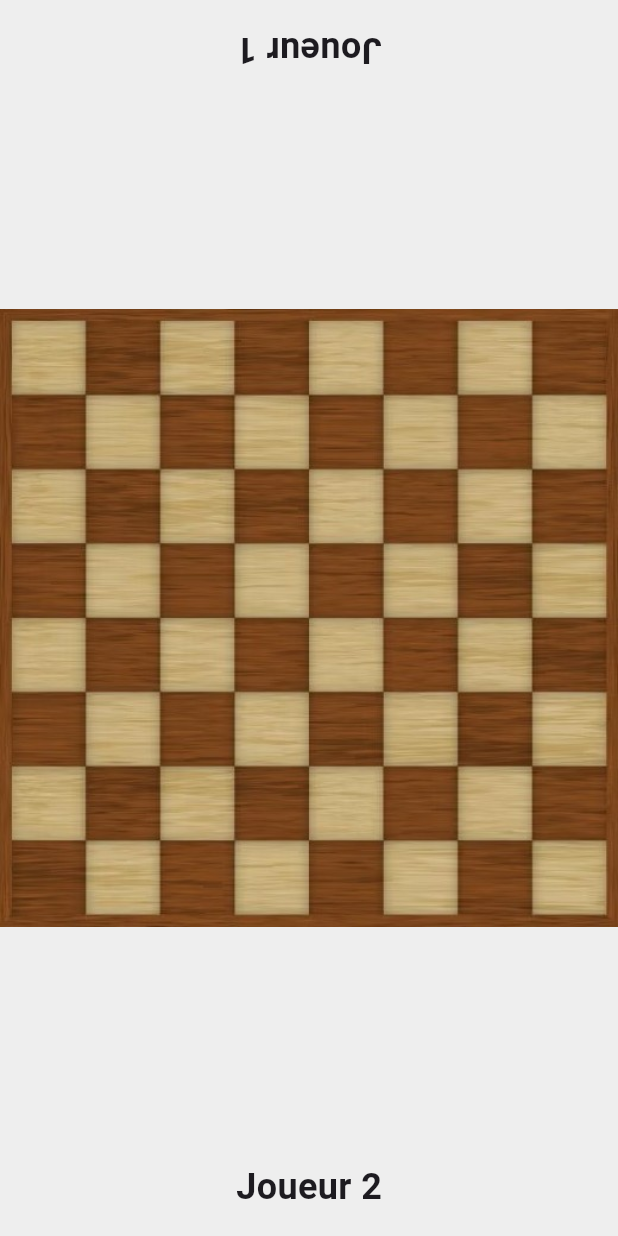
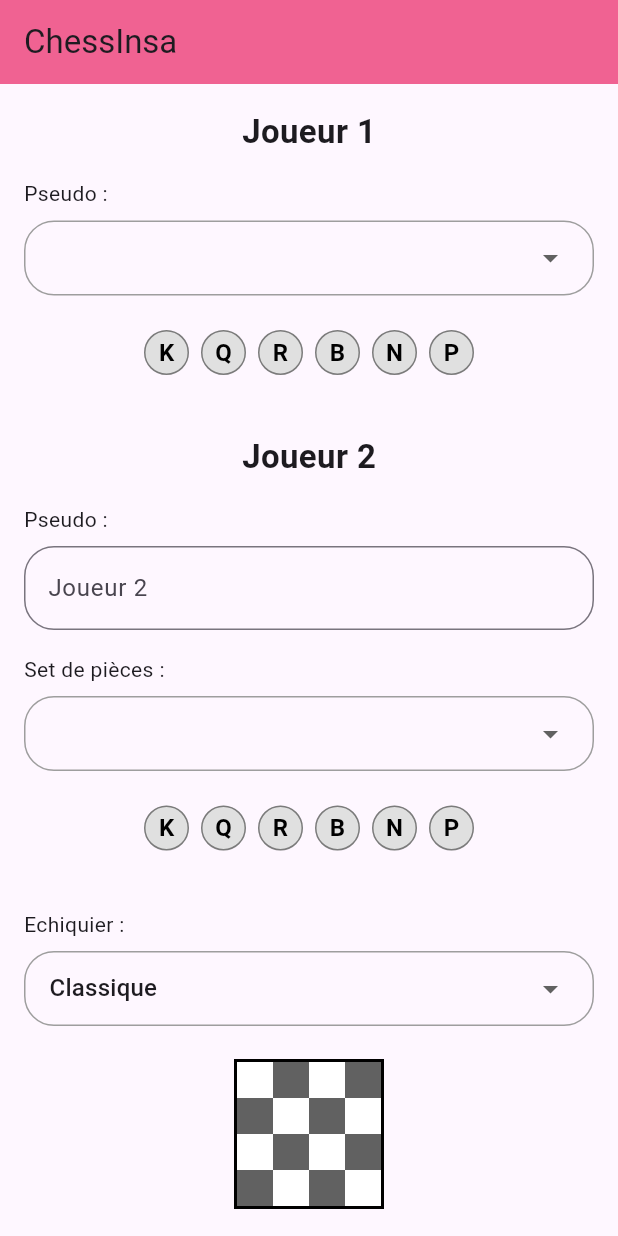
Before and after one commit to tiziolala/ChessInsa, a Flutter app: the screen it shows after launch, on a phone screen of 412 x 824 dp. Run offline on Flutter 3.47's test engine with Material 3 defaults, Android fonts, the phone set to English and light mode, and no system bars.

Commit message:
Page d'acceuil V1

```diff
--- a/lib/main.dart
+++ b/lib/main.dart
@@ -1,59 +1,27 @@
 import 'package:flutter/material.dart';
+import 'views/screens/home_screen.dart';
 
 void main() {
-  runApp(const MyApp());
+  runApp(const ChessInsa());
 }
 
-class MyApp extends StatelessWidget {
-  const MyApp({super.key});
+class ChessInsa extends StatelessWidget {
+  const ChessInsa({Key? key}) : super(key: key);
 
   @override
   Widget build(BuildContext context) {
     return MaterialApp(
-      title: 'Chess',
-      debugShowCheckedModeBanner: false,
-      home: const ChessScreen(),
+      title: 'ChessInsa',
+      theme: ThemeData(
+        primarySwatch: Colors.blue,
+        visualDensity: VisualDensity.adaptivePlatformDensity,
+      ),
+      // Définir HomeScreen comme écran de démarrage
+      home: const HomeScreen(),
+      // autres routes ()
+      routes: {
+      },
+      debugShowCheckedModeBanner: false, // Retire la bannière "Debug"
     );
   }
 }
-
-class ChessScreen extends StatelessWidget {
-  const ChessScreen({super.key});
-
-  @override
-  Widget build(BuildContext context) {
-    return Scaffold(
-      backgroundColor: Colors.grey[200],
-      body: Column(
-        mainAxisAlignment: MainAxisAlignment.center,
-        children: [
-          _buildPlayerName("Joueur 1", true),
-          Expanded(
-            child: Center(
-              child: Image.asset(
-                'assets/echiquier_crop.jpg',
-                width: MediaQuery.of(context).size.width,
-                fit: BoxFit.cover,
-              ),
-            ),
-          ),
-          _buildPlayerName("Joueur 2", false),
-        ],
-      ),
-    );
-  }
-
-  Widget _buildPlayerName(String name, bool flip) {
-    return Padding(
-      padding: const EdgeInsets.all(16.0),
-      child: Transform(
-        alignment: Alignment.center,
-        transform: flip ? Matrix4.rotationX(3.1416) * Matrix4.rotationY(3.1416) : Matrix4.identity(),
-        child: Text(
-          name,
-          style: const TextStyle(fontSize: 24, fontWeight: FontWeight.bold),
-        ),
-      ),
-    );
-  }
-}
--- /dev/null
+++ b/lib/views/screens/game_screen.dart
@@ -0,0 +1,59 @@
+import 'package:flutter/material.dart';
+
+void main() {
+  runApp(const MyApp());
+}
+
+class MyApp extends StatelessWidget {
+  const MyApp({super.key});
+
+  @override
+  Widget build(BuildContext context) {
+    return MaterialApp(
+      title: 'Chess',
+      debugShowCheckedModeBanner: false,
+      home: const ChessScreen(),
+    );
+  }
+}
+
+class ChessScreen extends StatelessWidget {
+  const ChessScreen({super.key});
+
+  @override
+  Widget build(BuildContext context) {
+    return Scaffold(
+      backgroundColor: Colors.grey[200],
+      body: Column(
+        mainAxisAlignment: MainAxisAlignment.center,
+        children: [
+          _buildPlayerName("Joueur 1", true),
+          Expanded(
+            child: Center(
+              child: Image.asset(
+                'assets/echiquier_crop.jpg',
+                width: MediaQuery.of(context).size.width,
+                fit: BoxFit.cover,
+              ),
+            ),
+          ),
+          _buildPlayerName("Joueur 2", false),
+        ],
+      ),
+    );
+  }
+
+  Widget _buildPlayerName(String name, bool flip) {
+    return Padding(
+      padding: const EdgeInsets.all(16.0),
+      child: Transform(
+        alignment: Alignment.center,
+        transform: flip ? Matrix4.rotationX(3.1416) * Matrix4.rotationY(3.1416) : Matrix4.identity(),
+        child: Text(
+          name,
+          style: const TextStyle(fontSize: 24, fontWeight: FontWeight.bold),
+        ),
+      ),
+    );
+  }
+}
--- /dev/null
+++ b/lib/views/screens/home_screen.dart
@@ -0,0 +1,426 @@
+// ignore_for_file: no_leading_underscores_for_local_identifiers
+
+import 'package:flutter/material.dart';
+import 'game_screen.dart';
+
+class HomeScreen extends StatefulWidget {
+  const HomeScreen({Key? key}) : super(key: key);
+
+  @override
+  _HomeScreenState createState() => _HomeScreenState();
+}
+
+class _HomeScreenState extends State<HomeScreen> {
+  // Controllers pour les champs de texte
+  final TextEditingController _player1Controller = TextEditingController();
+  final TextEditingController _player2Controller = TextEditingController();
+  final TextEditingController _timerController = TextEditingController(text: '10');
+
+  //Options pour les sets de pièces et style d'échiquier
+  final List<String> _pieceSets = ['Classic', 'Wooden'];
+  final List<String> _boardStyles = ['Classique', 'Wooden'];
+
+  //Valeurs sélectionnées
+  String _player1PieceSet = 'Classique';
+  String _player2PieceSet = 'Classique';
+  String _boardStyle = 'Classique';
+
+  // État pour la checkbox du timer
+  bool _useTimer = false;
+
+    // Images de prévisualisation pour les styles
+  final Map<String, String> _boardPreviewImages = {
+    'Classique': 'assets/boards/classicBoard.png',
+    'Bois': 'assets/boards/woodenBoard.png',
+  };
+
+    final Map<String, String> _piecePreviewImages = {
+    'Classic': 'assets/pieces/classicKnight.png',
+    'Wooden': 'assets/pieces/woodenKnight.png',
+  };
+
+  @override
+  void dispose() {
+    // Nettoyer les controllers quand la page est détruite
+    _player1Controller.dispose();
+    _player2Controller.dispose();
+    _timerController.dispose();
+    super.dispose();
+  }
+
+  @override
+  Widget build(BuildContext context) {
+    return Scaffold(
+      appBar: AppBar(
+        title: const Text('ChessInsa'),
+        backgroundColor: Colors.pink[300],
+      ),
+      body: Padding(
+        padding: const EdgeInsets.all(16.0),
+        child: SingleChildScrollView(
+          child: Column(
+            crossAxisAlignment: CrossAxisAlignment.stretch,
+            children: [
+              // Joueur 1
+              const Center(
+                child: Text(
+                  'Joueur 1',
+                  style: TextStyle(
+                    fontSize: 22,
+                    fontWeight: FontWeight.bold,
+                  ),
+                ),
+              ),
+              const SizedBox(height: 16),
+              const Text('Pseudo :'),
+              const SizedBox(height: 8),
+              Container(
+                decoration: BoxDecoration(
+                  border: Border.all(color: Colors.grey),
+                  borderRadius: BorderRadius.circular(20),
+                ),
+                padding: const EdgeInsets.symmetric(horizontal: 16),
+                child: DropdownButtonHideUnderline(
+                  child: DropdownButton<String>(
+                    isExpanded: true,
+                    value: _player1PieceSet,
+                    items: _pieceSets.map((String set) {
+                      return DropdownMenuItem<String>(
+                        value: set,
+                        child: Text(set),
+                      );
+                    }).toList(),
+                    onChanged: (String? value) {
+                      setState(() {
+                        _player1PieceSet = value ?? 'Classic';
+                      });
+                    },
+                  ),
+                ),
+              ),
+
+              // Prévisualisation des pièces du joueur 1
+              const SizedBox(height: 8),
+              Container(
+                height: 60,
+                child: Center(
+                  child: _buildPiecePreview(_player1PieceSet),
+                ),
+              ),
+
+              const SizedBox(height: 24),
+
+              // Joueur 2
+              const Center(
+                child: Text(
+                  'Joueur 2',
+                  style: TextStyle(
+                    fontSize: 22,
+                    fontWeight: FontWeight.bold,
+                  ),
+                ),
+              ),
+              const SizedBox(height: 16),
+              const Text('Pseudo :'),
+              const SizedBox(height: 8),
+              TextField(
+                controller: _player2Controller,
+                decoration: InputDecoration(
+                  border: OutlineInputBorder(
+                    borderRadius: BorderRadius.circular(20),
+                  ),
+                  hintText: 'Joueur 2',
+                ),
+              ),
+              const SizedBox(height: 16),
+              const Text('Set de pièces :'),
+              const SizedBox(height: 8),
+              Container(
+                decoration: BoxDecoration(
+                  border: Border.all(color: Colors.grey),
+                  borderRadius: BorderRadius.circular(20),
+                ),
+                padding: const EdgeInsets.symmetric(horizontal: 16),
+                child: DropdownButtonHideUnderline(
+                  child: DropdownButton<String>(
+                    isExpanded: true,
+                    value: _player2PieceSet,
+                    items: _pieceSets.map((String set) {
+                      return DropdownMenuItem<String>(
+                        value: set,
+                        child: Text(set),
+                      );
+                    }).toList(),
+                    onChanged: (String? value) {
+                      setState(() {
+                        _player2PieceSet = value ?? 'Classic';
+                      });
+                    },
+                  ),
+                ),
+              ),
+
+              // Prévisualisation des pièces du joueur 2
+              const SizedBox(height: 8),
+              Container(
+                height: 60,
+                child: Center(
+                  child: _buildPiecePreview(_player2PieceSet),
+                ),
+              ),
+
+              const SizedBox(height: 24),
+
+              // Echiquier
+              const Text('Echiquier :'),
+              const SizedBox(height: 8),
+              Container(
+                decoration: BoxDecoration(
+                  border: Border.all(color: Colors.grey),
+                  borderRadius: BorderRadius.circular(20),
+                ),
+                padding: const EdgeInsets.symmetric(horizontal: 16),
+                child: DropdownButtonHideUnderline(
+                  child: DropdownButton<String>(
+                    isExpanded: true,
+                    value: _boardStyle,
+                    items: _boardStyles.map((String style) {
+                      return DropdownMenuItem<String>(
+                        value: style,
+                        child: Text(style),
+                      );
+                    }).toList(),
+                    onChanged: (String? value) {
+                      setState(() {
+                        _boardStyle = value ?? 'Classique';
+                      });
+                    },
+                  ),
+                ),
+              ),
+
+              // Prévisualisation de l'échiquier
+              const SizedBox(height: 12),
+              Container(
+                height: 120,
+                child: Center(
+                  child: _buildBoardPreview(_boardStyle),
+                ),
+              ),
+
+              const SizedBox(height: 16),
+
+              // Option pour le timer
+              Row(
+                children: [
+                  Checkbox(
+                    value: _useTimer,
+                    onChanged: (value) {
+                      setState(() {
+                        _useTimer = value ?? false;
+                      });
+                    },
+                  ),
+                  const Text('Jouer avec un Timer'),
+                ],
+              ),
+
+              //Configurer le timer lorsque l'option est sélectionner
+              if(_useTimer)
+                Column(
+                  crossAxisAlignment: CrossAxisAlignment.start,
+                  children: [
+                    const SizedBox(height: 8),
+                    const Text('Temps par joueur (minutes) :'),
+                    const SizedBox(height: 8),
+                    TextField(
+                      controller: _timerController,
+                      keyboardType: TextInputType.number,
+                      decoration: InputDecoration(
+                        border: OutlineInputBorder(
+                          borderRadius: BorderRadius.circular(20)
+                        ),
+                        hintText: '10',
+                      ),
+                    ),
+                  ],
+                ),
+
+
+              const SizedBox(height: 24),
+
+              // Bouton pour démarrer la partie
+              ElevatedButton(
+                onPressed: () {
+                  // Récupérer les valeurs et naviguer vers l'écran de jeu
+                  final _p1Name = _player1Controller.text.isEmpty ? 'Joueur 1' : _player1Controller.text;
+                  final _p2Name = _player2Controller.text.isEmpty ? 'Joueur 2' : _player2Controller.text;
+                  int timerDuration = 42; //valeur par défaut
+
+                  //conversion de la durée du timer
+                  if (_useTimer) {
+                    try {
+                      timerDuration = int.parse(_timerController.text);
+                    } catch (e) {
+                      //si la conversion ne fonctionne pas on utilisera la valeur par défaut
+                    }
+                  }
+
+                  /*Navigator.push(
+                    context,
+                    MaterialPageRoute(
+                      builder: (context) => Game_screen(
+                        p1Name: _p1Name,
+                        p2Name: _p2Name,
+                        p1Skin: player1Skin,
+                        p2Skin: player2Skin,
+                        boardStyle: boardStyle,
+                        useTimer: _useTimer,
+                      ),
+                    ),
+                  );*/
+                  print('Démarrer partie avec: $_p1Name, $_p2Name, Timer: $_useTimer');
+                },
+                style: ElevatedButton.styleFrom(
+                  padding: const EdgeInsets.symmetric(vertical: 16),
+                  shape: RoundedRectangleBorder(
+                    borderRadius: BorderRadius.circular(20),
+                  ),
+                ),
+                child: const Text('Jouer', style: TextStyle(fontSize: 18)),
+              ),
+            ],
+          ),
+        ),
+      ),
+    );
+  }
+
+// Méthode pour construire la prévisualisation des pièces
+  Widget _buildPiecePreview(String pieceSet) {
+    // Dans une application réelle, utilisez vos propres assets
+    // Pour l'exemple, nous utilisons un placeholder avec texte
+    return Row(
+      mainAxisAlignment: MainAxisAlignment.center,
+      children: [
+        _buildPieceIcon(pieceSet, 'K', Colors.black),
+        _buildPieceIcon(pieceSet, 'Q', Colors.black),
+        _buildPieceIcon(pieceSet, 'R', Colors.black),
+        _buildPieceIcon(pieceSet, 'B', Colors.black),
+        _buildPieceIcon(pieceSet, 'N', Colors.black),
+        _buildPieceIcon(pieceSet, 'P', Colors.black),
+      ],
+    );
+
+    // Avec de vrais assets, utilisez plutôt ceci:
+    // return Image.asset(_piecePreviewImages[pieceSet] ?? 'assets/pieces/classic.png', height: 60);
+  }
+
+  // Helper pour construire une icône de pièce (version placeholder)
+  Widget _buildPieceIcon(String style, String symbol, Color color) {
+    Color bgColor;
+    switch (style) {
+      case 'Classic':
+        bgColor = Colors.grey[300]!;
+        break;
+      case 'Wooden':
+        bgColor = Colors.brown[300]!;
+        break;
+      case 'Modern':
+        bgColor = Colors.blue[300]!;
+        break;
+      case 'Pixel':
+        bgColor = Colors.purple[300]!;
+        break;
+      case 'Metallic':
+        bgColor = Colors.grey[400]!;
+        break;
+      default:
+        bgColor = Colors.grey[300]!;
+    }
+
+    return Container(
+      margin: const EdgeInsets.symmetric(horizontal: 4),
+      width: 30,
+      height: 30,
+      decoration: BoxDecoration(
+        color: bgColor,
+        shape: BoxShape.circle,
+        border: Border.all(color: Colors.black45),
+      ),
+      child: Center(
+        child: Text(
+          symbol,
+          style: TextStyle(
+            color: color,
+            fontWeight: FontWeight.bold,
+            fontSize: 16,
+          ),
+        ),
+      ),
+    );
+  }
+
+  // Méthode pour construire la prévisualisation de l'échiquier
+  Widget _buildBoardPreview(String boardStyle) {
+    // Dans une application réelle, utilisez vos propres assets
+    // Pour l'exemple, nous créons un mini-échiquier
+
+    // Déterminer les couleurs en fonction du style
+    Color lightSquare;
+    Color darkSquare;
+
+    switch (boardStyle) {
+      case 'Classique':
+        lightSquare = Colors.white;
+        darkSquare = Colors.grey[700]!;
+        break;
+      case 'Bois':
+        lightSquare = Colors.brown[200]!;
+        darkSquare = Colors.brown[800]!;
+        break;
+      case 'Marbre':
+        lightSquare = Colors.grey[100]!;
+        darkSquare = Colors.grey[500]!;
+        break;
+      case 'Bleu':
+        lightSquare = Colors.blue[100]!;
+        darkSquare = Colors.blue[800]!;
+        break;
+      case 'Vert':
+        lightSquare = Colors.green[100]!;
+        darkSquare = Colors.green[800]!;
+        break;
+      default:
+        lightSquare = Colors.white;
+        darkSquare = Colors.grey[700]!;
+    }
+
+    return Container(
+      width: 100,
+      height: 100,
+      decoration: BoxDecoration(
+        border: Border.all(color: Colors.black, width: 2),
+      ),
+      child: GridView.builder(
+        physics: NeverScrollableScrollPhysics(),
+        gridDelegate: SliverGridDelegateWithFixedCrossAxisCount(
+          crossAxisCount: 4,
+        ),
+        itemCount: 16,
+        itemBuilder: (context, index) {
+          int row = index ~/ 4;
+          int col = index % 4;
+          bool isLightSquare = (row + col) % 2 == 0;
+
+          return Container(
+            color: isLightSquare ? lightSquare : darkSquare,
+          );
+        },
+      ),
+    );
+
+    // Avec de vrais assets, utilisez plutôt ceci:
+    // return Image.asset(_boardPreviewImages[boardStyle] ?? 'assets/boards/classic.png', height: 120);
+  }
+}
```
Also changed, not shown: analysis_options.yaml (+7 -0 lines).
